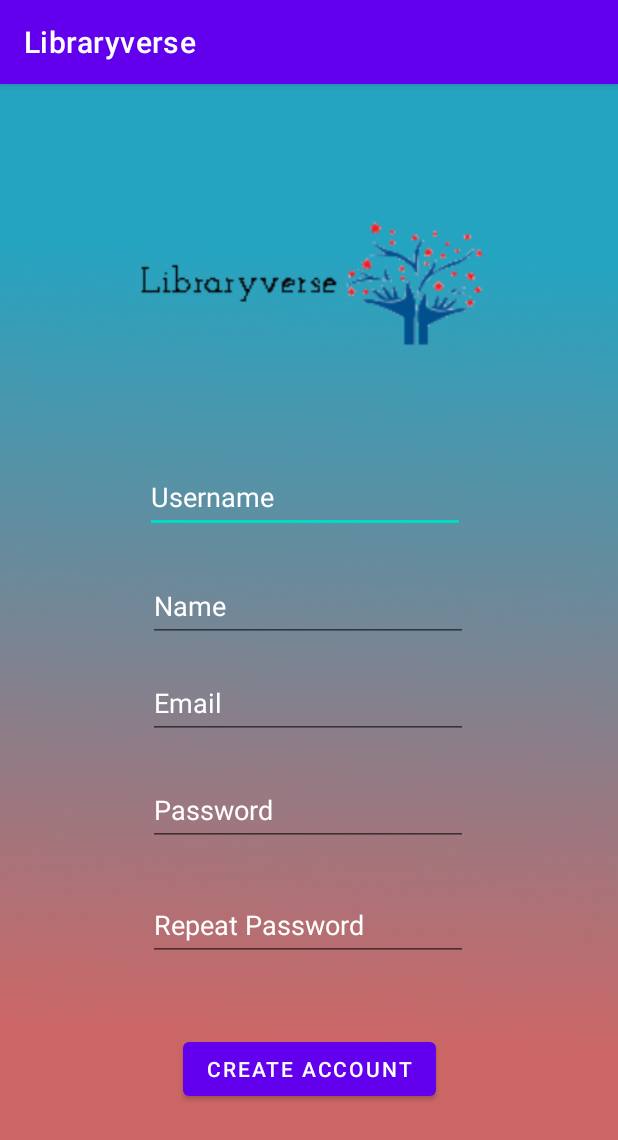
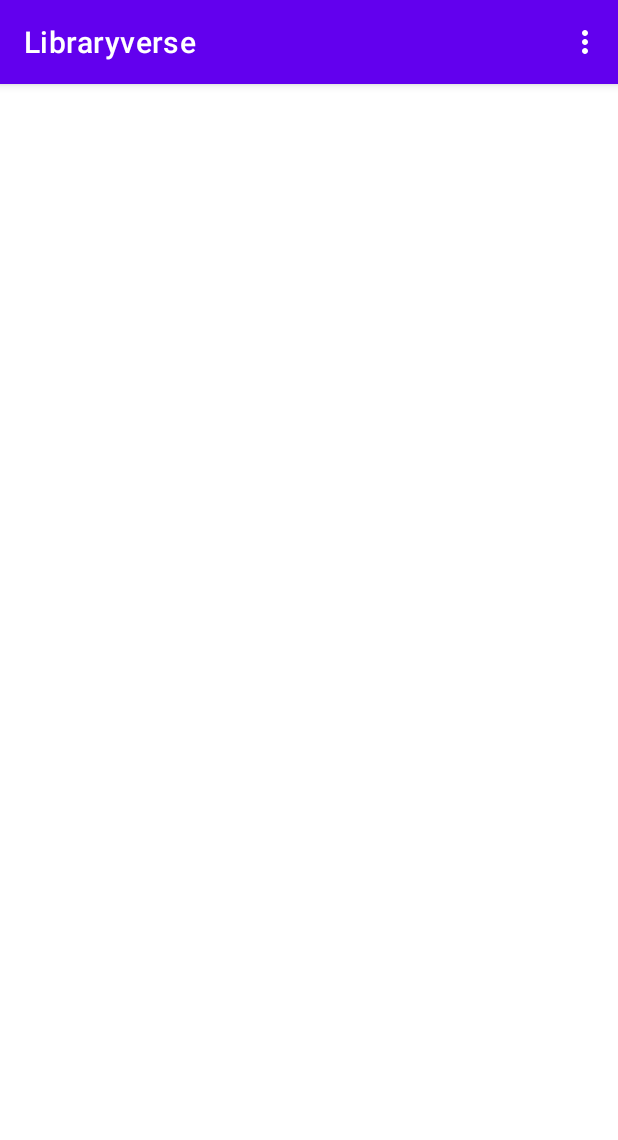
Before and after one commit to anocas11/libraryverse, an Android app: the screen it shows after launch (HomeActivity), on a phone screen of 412 x 824 dp. Shown: the top 1140 px of the screen. Run offline under Robolectric (Android 15) with nearby library versions, the light colour scheme and no system bars.

Commit message:
versão base

```diff
--- a/Libraryverse/app/src/main/java/com/example/libraryverse/HomeActivity.java
+++ b/Libraryverse/app/src/main/java/com/example/libraryverse/HomeActivity.java
@@ -3,39 +3,15 @@ package com.example.libraryverse;
 import androidx.appcompat.app.AppCompatActivity;
 
 import android.os.Bundle;
-import android.widget.ArrayAdapter;
-import android.widget.ListView;
-
-import java.util.ArrayList;
+import android.view.Menu;
+import android.view.MenuInflater;
 
 public class HomeActivity extends AppCompatActivity {
 
-
     @Override
-    protected void onCreate(Bundle savedInstanceState) {
-        super.onCreate(savedInstanceState);
-        setContentView(R.layout.activity_create_account);
-
-        initializeMyListView();
-
+    public boolean onCreateOptionsMenu(Menu menu) {
+        MenuInflater inflater = getMenuInflater();
+        inflater.inflate(R.menu.game_menu, menu);
+        return true;
     }
-
-    private void initializeMyListView()
-    {
-        ListView myList = (ListView) findViewById(R.id.ListView);
-
-        ArrayList<String> myItems = new ArrayList<String>();
-        myItems.add("Filmes");
-        myItems.add("Livros");
-        myItems.add("Log Out");
-        myItems.add("Profile");
-
-        ArrayAdapter<String> myListAdapter = new ArrayAdapter<String>(this, android.R.layout.simple_list_item_1, myItems);
-
-        myList.setAdapter(myListAdapter);
-
-    }
-
-
-
 }
--- a/Libraryverse/app/src/main/res/layout/activity_create_account.xml
+++ b/Libraryverse/app/src/main/res/layout/activity_create_account.xml
@@ -11,7 +11,7 @@
         android:layout_width="match_parent"
         android:layout_height="match_parent"
         android:scaleType="fitXY"
-        android:src="@drawable/backgroundcolor"
+        android:src="@drawable/backgroundCOLOR"
         app:layout_constraintBottom_toBottomOf="parent"
         app:layout_constraintEnd_toEndOf="parent"
         app:layout_constraintStart_toStartOf="parent"
--- a/Libraryverse/app/src/main/res/layout/activity_login.xml
+++ b/Libraryverse/app/src/main/res/layout/activity_login.xml
@@ -11,7 +11,7 @@
         android:layout_width="match_parent"
         android:layout_height="match_parent"
         android:scaleType="fitXY"
-        android:src="@drawable/backgroundcolor"
+        android:src="@drawable/backgroundCOLOR"
         app:layout_constraintBottom_toBottomOf="parent"
         tools:ignore="ImageContrastCheck"
         tools:layout_editor_absoluteX="-26dp" />
```
Also changed, not shown: Libraryverse/app/src/main/res/layout/activity_home.xml (+25 -9 lines), 1 other file.
